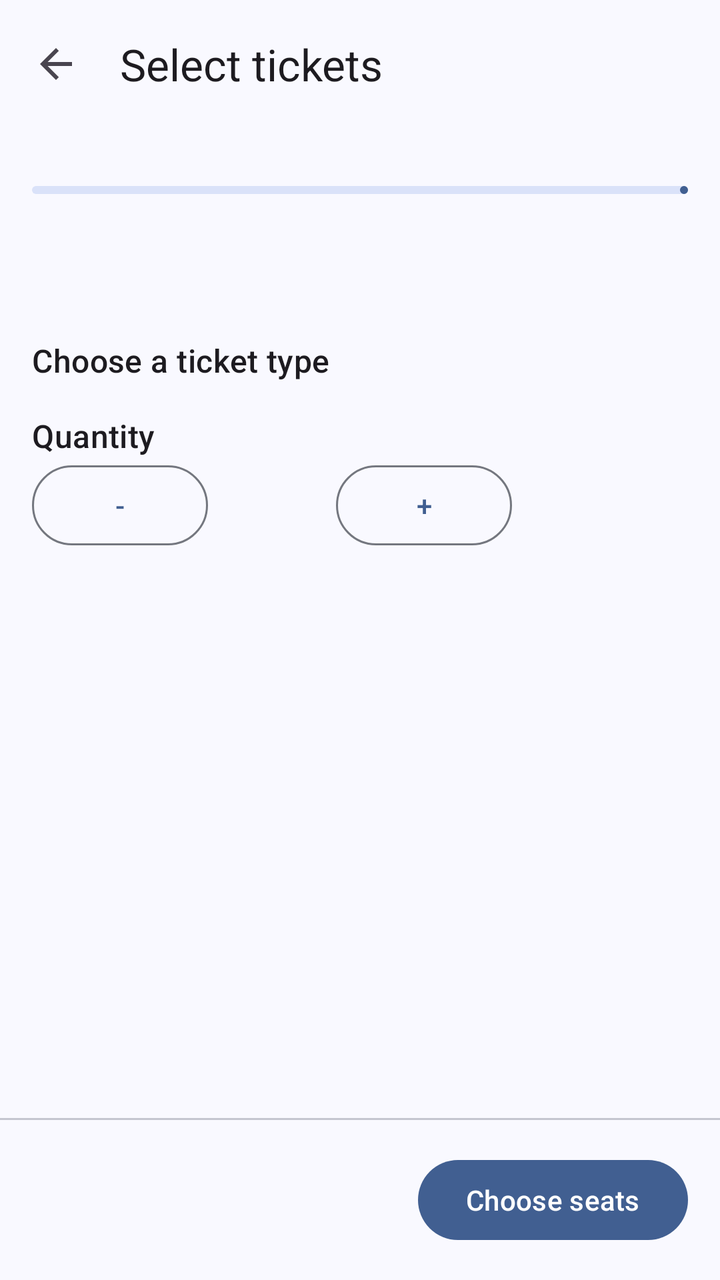
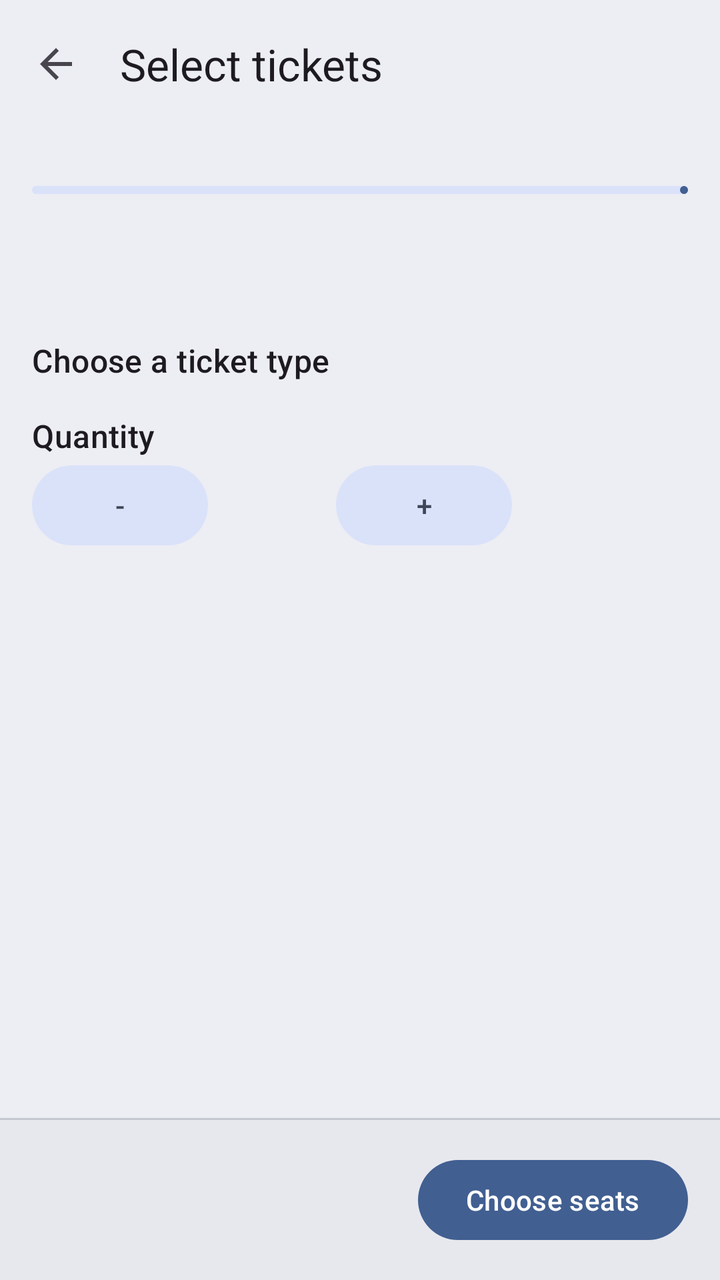

Compare the two renders of this Android layout. The source of the first and the diff that turns it into the second are given below.
<!-- AndroidManifest.xml: application theme Theme.Ticketree -->
<!-- res/layout/activity_ticket_select.xml -->
<?xml version="1.0" encoding="utf-8"?>
<LinearLayout xmlns:android="http://schemas.android.com/apk/res/android"
    xmlns:app="http://schemas.android.com/apk/res-auto"
    android:layout_width="match_parent"
    android:layout_height="match_parent"
    android:fitsSystemWindows="true"
    android:orientation="vertical">

    <com.google.android.material.appbar.MaterialToolbar
        android:id="@+id/toolbar"
        android:layout_width="match_parent"
        android:layout_height="?attr/actionBarSize"
        app:navigationContentDescription="Back"
        app:navigationIcon="@drawable/ic_back"
        app:title="Select tickets" />

    <include
        android:id="@+id/steps"
        layout="@layout/view_steps" />

    <ScrollView
        android:layout_width="match_parent"
        android:layout_height="0dp"
        android:layout_weight="1">

        <LinearLayout
            android:layout_width="match_parent"
            android:layout_height="wrap_content"
            android:orientation="vertical"
            android:padding="16dp">

            <com.google.android.material.textview.MaterialTextView
                android:id="@+id/tvEvent"
                android:layout_width="match_parent"
                android:layout_height="wrap_content"
                android:textAppearance="?attr/textAppearanceHeadlineSmall" />

            <com.google.android.material.textview.MaterialTextView
                android:layout_width="match_parent"
                android:layout_height="wrap_content"
                android:layout_marginTop="16dp"
                android:layout_marginBottom="8dp"
                android:text="Choose a ticket type"
                android:textAppearance="?attr/textAppearanceTitleMedium" />

            <LinearLayout
                android:id="@+id/llTypes"
                android:layout_width="match_parent"
                android:layout_height="wrap_content"
                android:orientation="vertical" />

            <com.google.android.material.textview.MaterialTextView
                android:layout_width="match_parent"
                android:layout_height="wrap_content"
                android:layout_marginTop="8dp"
                android:text="Quantity"
                android:textAppearance="?attr/textAppearanceTitleMedium" />

            <LinearLayout
                android:layout_width="match_parent"
                android:layout_height="wrap_content"
                android:gravity="center_vertical"
                android:orientation="horizontal">

                <com.google.android.material.button.MaterialButton
                    android:id="@+id/btnMinus"
                    style="@style/Widget.Material3.Button.OutlinedButton"
                    android:layout_width="wrap_content"
                    android:layout_height="wrap_content"
                    android:contentDescription="Fewer tickets"
                    android:text="-" />

                <com.google.android.material.textview.MaterialTextView
                    android:id="@+id/tvQty"
                    android:layout_width="64dp"
                    android:layout_height="wrap_content"
                    android:gravity="center"
                    android:textAppearance="?attr/textAppearanceTitleLarge" />

                <com.google.android.material.button.MaterialButton
                    android:id="@+id/btnPlus"
                    style="@style/Widget.Material3.Button.OutlinedButton"
                    android:layout_width="wrap_content"
                    android:layout_height="wrap_content"
                    android:contentDescription="More tickets"
                    android:text="+" />
            </LinearLayout>

            <com.google.android.material.textview.MaterialTextView
                android:id="@+id/tvRule"
                android:layout_width="match_parent"
                android:layout_height="wrap_content"
                android:layout_marginTop="4dp"
                android:textAppearance="?attr/textAppearanceBodySmall" />
        </LinearLayout>
    </ScrollView>

    <com.google.android.material.divider.MaterialDivider
        android:layout_width="match_parent"
        android:layout_height="wrap_content" />

    <LinearLayout
        android:layout_width="match_parent"
        android:layout_height="wrap_content"
        android:gravity="center_vertical"
        android:orientation="horizontal"
        android:padding="16dp">

        <com.google.android.material.textview.MaterialTextView
            android:id="@+id/tvTotal"
            android:layout_width="0dp"
            android:layout_height="wrap_content"
            android:layout_weight="1"
            android:textAppearance="?attr/textAppearanceTitleLarge" />

        <com.google.android.material.button.MaterialButton
            android:id="@+id/btnContinue"
            android:layout_width="wrap_content"
            android:layout_height="wrap_content"
            android:text="Choose seats" />
    </LinearLayout>
</LinearLayout>
<!-- res/layout/view_steps.xml (included above) -->
<?xml version="1.0" encoding="utf-8"?>
<LinearLayout xmlns:android="http://schemas.android.com/apk/res/android"
    android:layout_width="match_parent"
    android:layout_height="wrap_content"
    android:orientation="vertical"
    android:paddingHorizontal="16dp"
    android:paddingTop="4dp"
    android:paddingBottom="8dp">

    <com.google.android.material.textview.MaterialTextView
        android:id="@+id/tvStepLabel"
        android:layout_width="match_parent"
        android:layout_height="wrap_content"
        android:textAppearance="?attr/textAppearanceLabelLarge" />

    <com.google.android.material.progressindicator.LinearProgressIndicator
        android:id="@+id/stepBar"
        android:layout_width="match_parent"
        android:layout_height="wrap_content"
        android:layout_marginTop="6dp"
        android:max="3"
        app:trackCornerRadius="4dp"
        xmlns:app="http://schemas.android.com/apk/res-auto" />
</LinearLayout>
<!-- resources referenced by this layout -->
<resources>
  <!-- drawable ic_back (drawable) -->
  <vector xmlns:android="http://schemas.android.com/apk/res/android"
      android:width="24dp"
      android:height="24dp"
      android:tint="?attr/colorControlNormal"
      android:viewportWidth="24"
      android:viewportHeight="24">
      <path
          android:fillColor="@android:color/white"
          android:pathData="M20,11H7.83l5.59,-5.59L12,4l-8,8 8,8 1.41,-1.41L7.83,13H20v-2z" />
  </vector>
  <style name="Theme.Ticketree" parent="AppTheme">
          <item name="android:windowSoftInputMode">adjustResize</item>
          <item name="android:windowAnimationStyle">@style/Animation.Ticketree</item>
      </style>
  <style name="Animation.Ticketree" parent="@android:style/Animation.Activity">
          <item name="android:activityOpenEnterAnimation">@anim/screen_open_enter</item>
          <item name="android:activityOpenExitAnimation">@anim/screen_open_exit</item>
          <item name="android:activityCloseEnterAnimation">@anim/screen_close_enter</item>
          <item name="android:activityCloseExitAnimation">@anim/screen_close_exit</item>
      </style>
  <color name="md_theme_primary">#415F91</color>
  <color name="md_theme_onPrimary">#FFFFFF</color>
  <color name="md_theme_primaryContainer">#D6E3FF</color>
  <color name="md_theme_onPrimaryContainer">#284777</color>
  <color name="md_theme_secondary">#565F71</color>
  <color name="md_theme_onSecondary">#FFFFFF</color>
  <color name="md_theme_secondaryContainer">#DAE2F9</color>
  <color name="md_theme_onSecondaryContainer">#3E4759</color>
  <color name="md_theme_tertiary">#705575</color>
  <color name="md_theme_onTertiary">#FFFFFF</color>
  <color name="md_theme_tertiaryContainer">#FAD8FD</color>
  <color name="md_theme_onTertiaryContainer">#573E5C</color>
  <color name="md_theme_error">#BA1A1A</color>
  <color name="md_theme_onError">#FFFFFF</color>
  <color name="md_theme_errorContainer">#FFDAD6</color>
  <color name="md_theme_onErrorContainer">#93000A</color>
  <color name="md_theme_background">#F9F9FF</color>
  <color name="md_theme_onBackground">#191C20</color>
  <color name="md_theme_surface">#F9F9FF</color>
  <color name="md_theme_onSurface">#191C20</color>
  <color name="md_theme_surfaceVariant">#E0E2EC</color>
  <color name="md_theme_onSurfaceVariant">#44474E</color>
  <color name="md_theme_outline">#74777F</color>
  <color name="md_theme_outlineVariant">#C4C6D0</color>
  <color name="md_theme_inverseSurface">#2E3036</color>
  <color name="md_theme_inverseOnSurface">#F0F0F7</color>
  <color name="md_theme_inversePrimary">#AAC7FF</color>
  <color name="md_theme_primaryFixed">#D6E3FF</color>
  <color name="md_theme_onPrimaryFixed">#001B3E</color>
  <color name="md_theme_primaryFixedDim">#AAC7FF</color>
  <color name="md_theme_onPrimaryFixedVariant">#284777</color>
  <color name="md_theme_secondaryFixed">#DAE2F9</color>
  <color name="md_theme_onSecondaryFixed">#131C2B</color>
  <color name="md_theme_secondaryFixedDim">#BEC6DC</color>
  <color name="md_theme_onSecondaryFixedVariant">#3E4759</color>
  <color name="md_theme_tertiaryFixed">#FAD8FD</color>
  <color name="md_theme_onTertiaryFixed">#28132E</color>
  <color name="md_theme_tertiaryFixedDim">#DDBCE0</color>
  <color name="md_theme_onTertiaryFixedVariant">#573E5C</color>
  <color name="md_theme_surfaceDim">#D9D9E0</color>
  <color name="md_theme_surfaceBright">#F9F9FF</color>
  <color name="md_theme_surfaceContainerLowest">#FFFFFF</color>
  <color name="md_theme_surfaceContainerLow">#F3F3FA</color>
  <color name="md_theme_surfaceContainer">#EDEDF4</color>
  <color name="md_theme_surfaceContainerHigh">#E7E8EE</color>
  <color name="md_theme_surfaceContainerHighest">#E2E2E9</color>
  <!-- unchanged entries left out for length: 1 -->
</resources>

<!-- the commit's change to res/layout/activity_ticket_select.xml (unified diff, before → after) -->
@@ -8,6 +8,7 @@
 
     <com.google.android.material.appbar.MaterialToolbar
         android:id="@+id/toolbar"
+        android:background="?attr/colorSurfaceContainer"
         android:layout_width="match_parent"
         android:layout_height="?attr/actionBarSize"
         app:navigationContentDescription="Back"
@@ -64,7 +65,7 @@
 
                 <com.google.android.material.button.MaterialButton
                     android:id="@+id/btnMinus"
-                    style="@style/Widget.Material3.Button.OutlinedButton"
+                    style="@style/Widget.Material3.Button.TonalButton"
                     android:layout_width="wrap_content"
                     android:layout_height="wrap_content"
                     android:contentDescription="Fewer tickets"
@@ -79,7 +80,7 @@
 
                 <com.google.android.material.button.MaterialButton
                     android:id="@+id/btnPlus"
-                    style="@style/Widget.Material3.Button.OutlinedButton"
+                    style="@style/Widget.Material3.Button.TonalButton"
                     android:layout_width="wrap_content"
                     android:layout_height="wrap_content"
                     android:contentDescription="More tickets"
@@ -100,6 +101,7 @@
         android:layout_height="wrap_content" />
 
     <LinearLayout
+        android:background="?attr/colorSurfaceContainerHigh"
         android:layout_width="match_parent"
         android:layout_height="wrap_content"
         android:gravity="center_vertical"
@@ -111,7 +113,8 @@
             android:layout_width="0dp"
             android:layout_height="wrap_content"
             android:layout_weight="1"
-            android:textAppearance="?attr/textAppearanceTitleLarge" />
+            android:textAppearance="?attr/textAppearanceTitleLarge"
+            android:textColor="?attr/colorPrimary" />
 
         <com.google.android.material.button.MaterialButton
             android:id="@+id/btnContinue"
<!-- resource entries referenced after the edit -->
@@ -14,6 +14,7 @@
   <style name="Theme.Ticketree" parent="AppTheme">
           <item name="android:windowSoftInputMode">adjustResize</item>
           <item name="android:windowAnimationStyle">@style/Animation.Ticketree</item>
+          <item name="android:windowBackground">?attr/colorSurfaceContainer</item>
       </style>
   <style name="Animation.Ticketree" parent="@android:style/Animation.Activity">
           <item name="android:activityOpenEnterAnimation">@anim/screen_open_enter</item>
